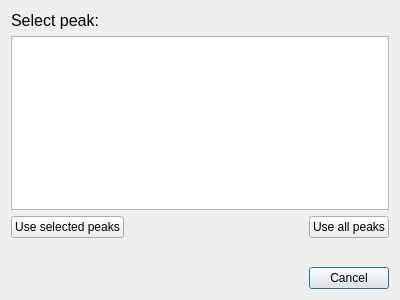
Old version of the form src/gui/selectpeakdialog.ui in the repository echmet/CEval.
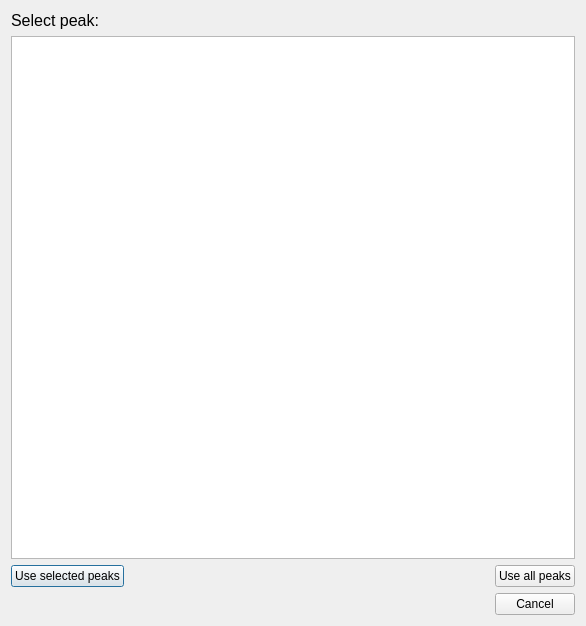
New version of the form.

Commit message: Fix LTO with Clang and propagate actual peak window value from the searcher

Diff of the .ui file:
```diff
--- a/src/gui/selectpeakdialog.ui
+++ b/src/gui/selectpeakdialog.ui
@@ -6,8 +6,8 @@
    <rect>
     <x>0</x>
     <y>0</y>
-    <width>400</width>
-    <height>300</height>
+    <width>586</width>
+    <height>626</height>
    </rect>
   </property>
   <property name="windowTitle">
@@ -34,18 +34,8 @@
     </widget>
    </item>
    <item>
-    <layout class="QGridLayout" name="gridLayout">
-     <item row="2" column="2">
-      <widget class="QPushButton" name="qpb_cancel">
-       <property name="styleSheet">
-        <string notr="true"/>
-       </property>
-       <property name="text">
-        <string>Cancel</string>
-       </property>
-      </widget>
-     </item>
-     <item row="0" column="0">
+    <layout class="QHBoxLayout" name="horizontalLayout">
+     <item>
       <widget class="QPushButton" name="qpb_select">
        <property name="styleSheet">
         <string notr="true"/>
@@ -55,7 +45,7 @@
        </property>
       </widget>
      </item>
-     <item row="0" column="1">
+     <item>
       <spacer name="horizontalSpacer">
        <property name="orientation">
         <enum>Qt::Horizontal</enum>
@@ -68,7 +58,7 @@
        </property>
       </spacer>
      </item>
-     <item row="0" column="2">
+     <item>
       <widget class="QPushButton" name="qpb_selectAll">
        <property name="styleSheet">
         <string notr="true"/>
@@ -78,21 +68,15 @@
        </property>
       </widget>
      </item>
-     <item row="1" column="0">
-      <spacer name="verticalSpacer">
-       <property name="orientation">
-        <enum>Qt::Vertical</enum>
-       </property>
-       <property name="sizeHint" stdset="0">
-        <size>
-         <width>20</width>
-         <height>40</height>
-        </size>
-       </property>
-      </spacer>
-     </item>
     </layout>
    </item>
+   <item>
+    <widget class="QDialogButtonBox" name="buttonBox">
+     <property name="standardButtons">
+      <set>QDialogButtonBox::Cancel</set>
+     </property>
+    </widget>
+   </item>
   </layout>
  </widget>
  <resources/>
```
The commit also changes 6 other files.
